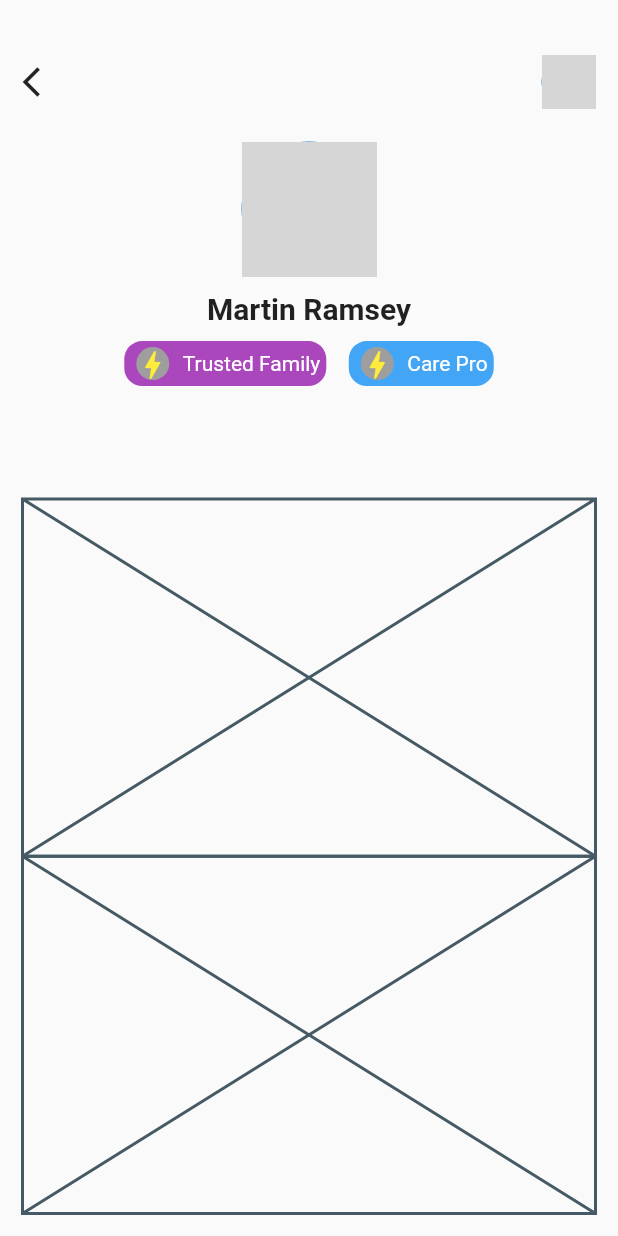
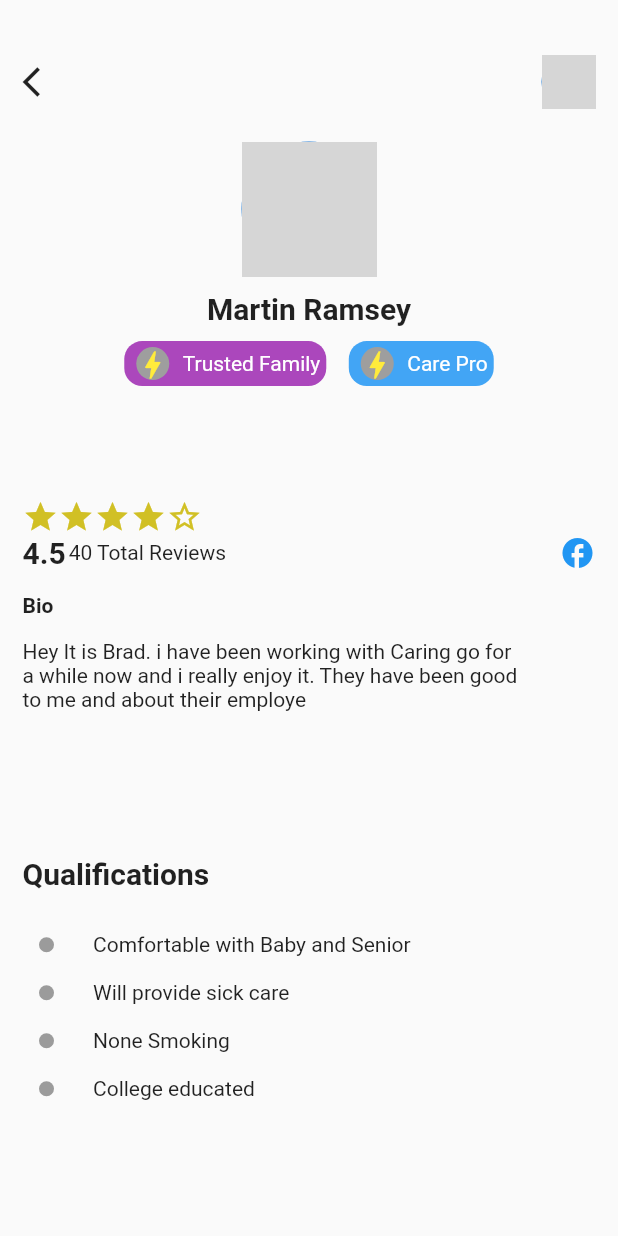
Before and after one commit to EmreKabali/dailydesignsession1, a Flutter app: the Profile screen opened directly, on a phone screen of 412 x 824 dp. Run offline on Flutter 3.47's test engine with Material 2 defaults, Android fonts, the phone set to English and light mode, and no system bars; our stand-ins replace flutter_markdown, flutter_svg; network calls fail; grey boxes are pictures that could not be loaded.

Commit message:
Daily Design part 3

```diff
--- a/lib/CaringApp/Profile.dart
+++ b/lib/CaringApp/Profile.dart
@@ -1,4 +1,5 @@
 import 'package:flutter/material.dart';
+import 'package:flutter_markdown/flutter_markdown.dart';
 
 class Profile extends StatefulWidget {
   const Profile({Key? key}) : super(key: key);
@@ -60,11 +61,126 @@ class _ProfileState extends State<Profile> {
                     )
                   ],
                 )),
-            Expanded(flex: 3, child: Placeholder()),
-            Expanded(flex: 3, child: Placeholder())
+            Expanded(
+                flex: 3,
+                child: Column(
+                  mainAxisAlignment: MainAxisAlignment.start,
+                  crossAxisAlignment: CrossAxisAlignment.start,
+                  children: [
+                    Row(
+                      //TODO we should do dynamic rate function
+                      children: [
+                        Icon(
+                          Icons.star,
+                          color: Color.fromARGB(255, 209, 192, 37),
+                        ),
+                        Icon(
+                          Icons.star,
+                          color: Color.fromARGB(255, 209, 192, 37),
+                        ),
+                        Icon(
+                          Icons.star,
+                          color: Color.fromARGB(255, 209, 192, 37),
+                        ),
+                        Icon(
+                          Icons.star,
+                          color: Color.fromARGB(255, 209, 192, 37),
+                        ),
+                        Icon(
+                          Icons.star_outline,
+                          color: Color.fromARGB(255, 209, 192, 37),
+                        )
+                      ],
+                    ),
+                    Row(
+                      children: [
+                        Text(
+                          '4.5',
+                          style: TextStyle(
+                              fontWeight: FontWeight.bold, fontSize: 20),
+                        ),
+                        SizedBox(
+                          width: 2,
+                        ),
+                        Text(
+                          '40 Total Reviews',
+                          style: TextStyle(),
+                        ),
+                        Spacer(),
+                        Icon(
+                          Icons.facebook,
+                          color: Colors.blue,
+                        ),
+                      ],
+                    ),
+                    SizedBox(
+                      height: 15,
+                    ),
+                    Text(
+                      'Bio',
+                      style: TextStyle(fontWeight: FontWeight.bold),
+                    ),
+                    SizedBox(
+                      height: 15,
+                    ),
+                    Row(
+                      children: [
+                        Container(
+                          width: 330,
+                          child: Text(
+                              'Hey It is Brad. i have been working with Caring go for a while now and i really enjoy it. They have been good to me and about their employe'),
+                        )
+                      ],
+                    )
+                  ],
+                )),
+            Expanded(
+                flex: 3,
+                child: Column(
+                  children: [
+                    Row(
+                      children: [
+                        Text(
+                          'Qualifications',
+                          style: TextStyle(
+                              fontWeight: FontWeight.bold, fontSize: 20),
+                        ),
+                      ],
+                    ),
+                    SizedBox(height: 20),
+                    ulRow('Comfortable with Baby and Senior'),
+                    ulRow('Will provide sick care'),
+                    ulRow('None Smoking'),
+                    ulRow('College educated'),
+                  ],
+                ))
           ],
         ),
       ),
+    );
+  }
+}
+
+class ulRow extends StatelessWidget {
+  String text;
+
+  ulRow(this.text);
+  @override
+  Widget build(BuildContext context) {
+    return Row(
+      children: [
+        Container(
+          margin: EdgeInsets.all(11),
+          height: 10,
+          width: 10,
+          decoration:
+              BoxDecoration(color: Colors.black38, shape: BoxShape.circle),
+        ),
+        SizedBox(
+          width: 15,
+        ),
+        Text(text)
+      ],
     );
   }
 }
--- a/pubspec.yaml
+++ b/pubspec.yaml
@@ -35,6 +35,7 @@ dependencies:
   # Use with the CupertinoIcons class for iOS style icons.
   cupertino_icons: ^1.0.2
   flutter_svg: ^1.0.3
+  flutter_markdown: ^0.6.9
 
 dev_dependencies:
   flutter_test:
```
Also changed, not shown: pubspec.lock.
